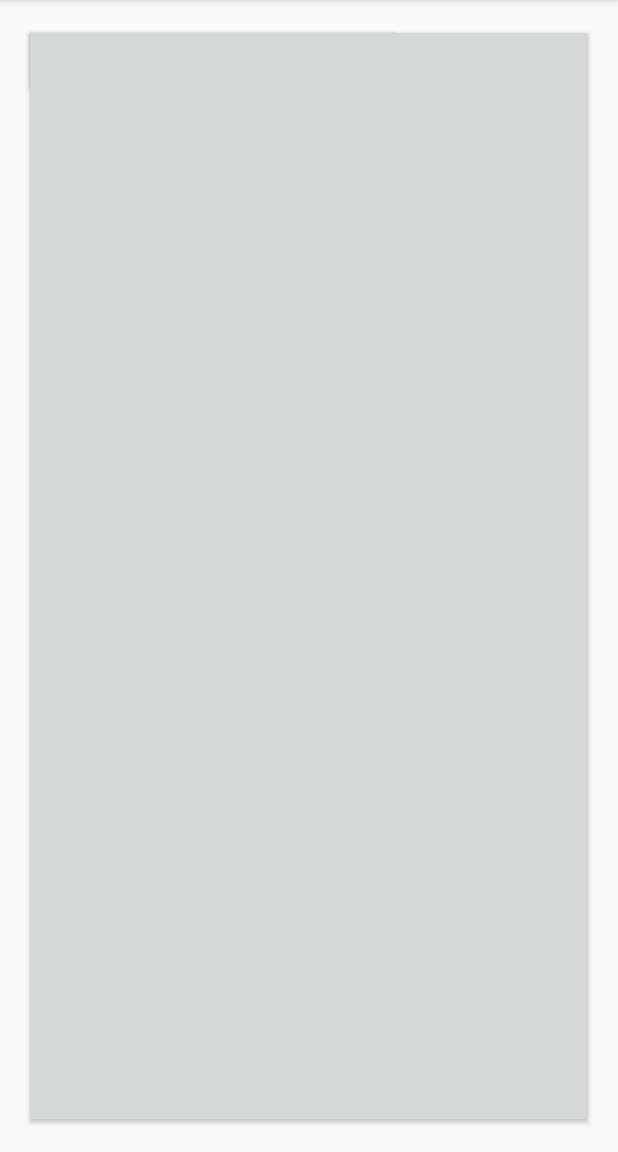
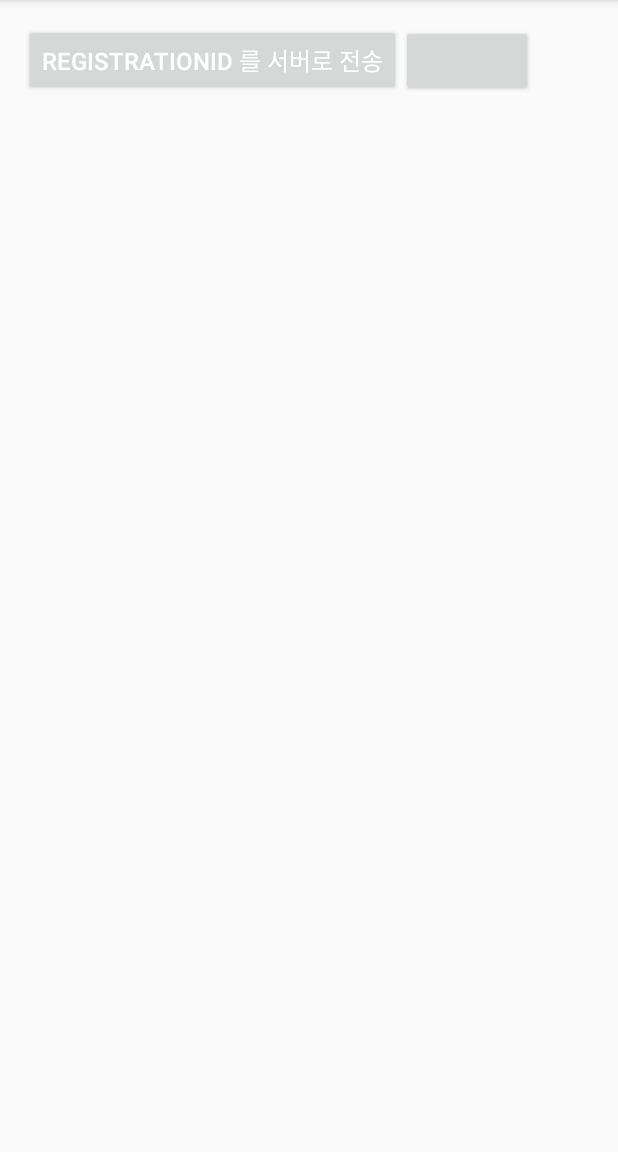
Before and after one commit to jushin17/ictdev2, an Android app: the screen it shows after launch (MainActivity), on a phone screen of 412 x 824 dp, the part 84-1236 px from its top. Run offline under Robolectric (Android 15) with nearby library versions, the phone set to English and light mode, and no system bars; 6 statements that could not run were skipped.

```diff
--- a/app/src/main/java/com/example/user/testserver/MainActivity.java
+++ b/app/src/main/java/com/example/user/testserver/MainActivity.java
@@ -56,7 +56,7 @@ public class MainActivity extends AppCompatActivity {
             }
         });
 
-        btn = (Button) findViewById(R.id.button);
+        btn = (Button) findViewById(R.id.pushlistbtn);
         btn.setOnClickListener(new View.OnClickListener() {
             @Override
             public void onClick(View v) {
--- a/app/src/main/res/layout/activity_main.xml
+++ b/app/src/main/res/layout/activity_main.xml
@@ -1,5 +1,5 @@
 <?xml version="1.0" encoding="utf-8"?>
-<RelativeLayout xmlns:android="http://schemas.android.com/apk/res/android"
+<LinearLayout xmlns:android="http://schemas.android.com/apk/res/android"
     xmlns:tools="http://schemas.android.com/tools"
     android:layout_width="match_parent"
     android:layout_height="match_parent"
@@ -20,10 +20,10 @@
 
     <Button
         android:id="@+id/pushlistbtn"
-        android:layout_width="match_parent"
-        android:layout_height="match_parent"
+        android:layout_width="wrap_content"
+        android:layout_height="wrap_content"
         android:layout_alignParentTop="true"
         android:layout_alignParentLeft="true"
         android:layout_alignParentStart="true" />
 
-</RelativeLayout>
+</LinearLayout>
--- a/app/src/main/res/layout/pushlistactivity.xml
+++ b/app/src/main/res/layout/pushlistactivity.xml
@@ -6,7 +6,6 @@
     <ListView
         android:id="@+id/pushlist"
         android:layout_width="match_parent"
-        android:layout_height="match_parent"
-        android:layout_weight="1"></ListView>
+        android:layout_height="match_parent"></ListView>
 
 </LinearLayout>
```
Also changed, not shown: app/src/main/java/com/example/user/testserver/PushListActivity.java (+5 -5 lines), app/src/main/res/layout/pushlist_item.xml (+6 -3 lines).
